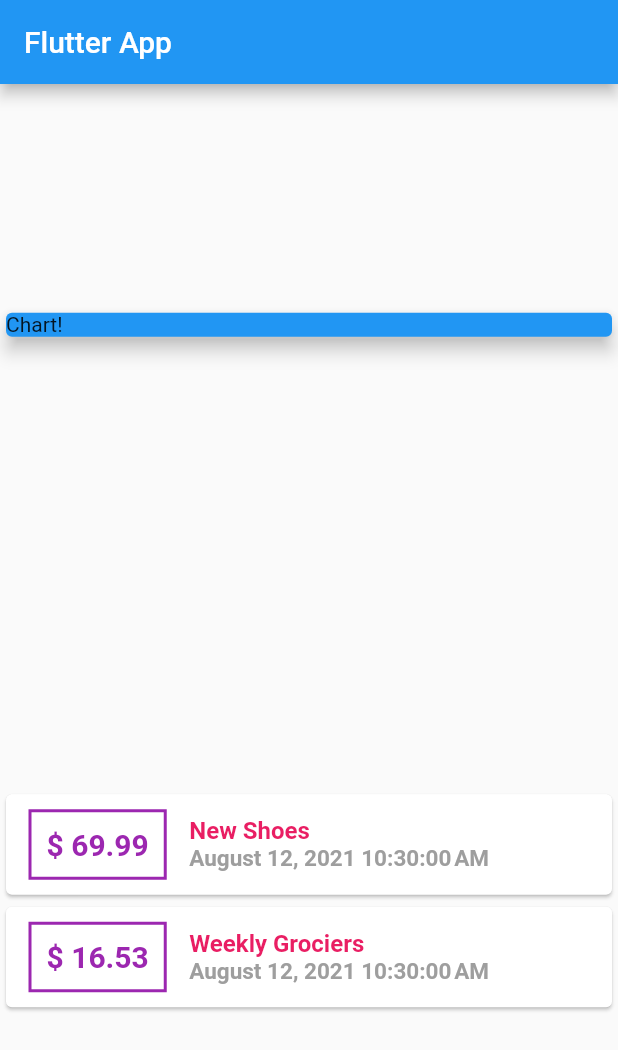
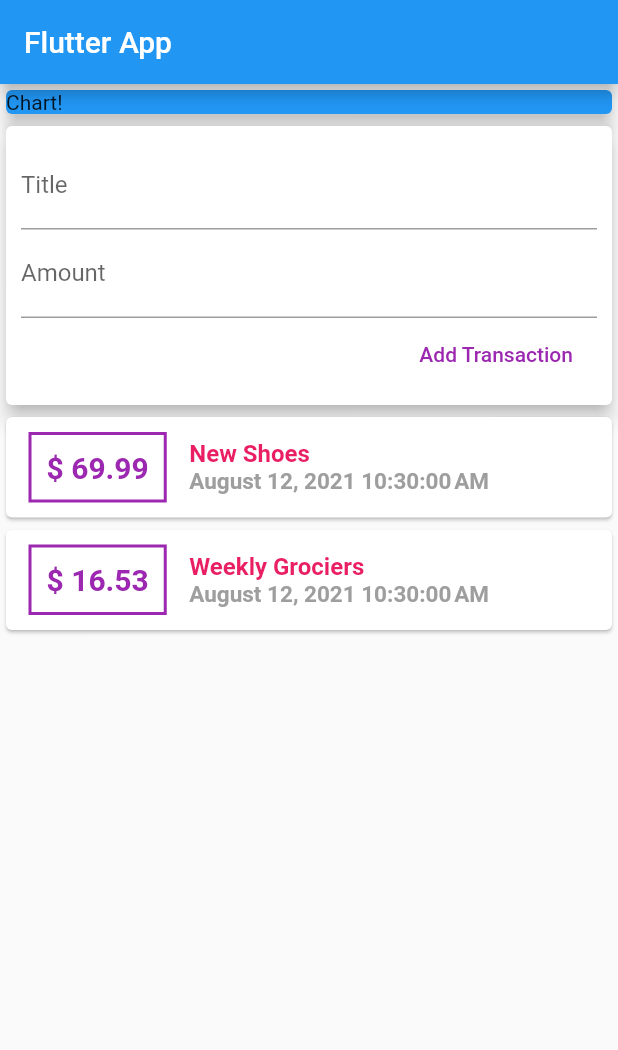
Before and after one commit to myamann/Expenses-App-Flutter, a Flutter app: the screen it shows after launch, on a phone screen of 412 x 824 dp. Shown: the top 1050 px of the screen. Run offline on Flutter 3.47's test engine with Material 2 defaults, Android fonts, the phone set to English and light mode, and no system bars.

```diff
--- a/lib/main.dart
+++ b/lib/main.dart
@@ -1,6 +1,5 @@
 import 'package:flutter/material.dart';
-import 'package:intl/intl.dart';
-import './transaction.dart';
+import './widgets/user_transaction.dart';
 
 void main() => runApp(MyApp());
 
@@ -15,29 +14,20 @@ class MyApp extends StatelessWidget {
 }
 
 class MyHomePage extends StatelessWidget {
-  final List<Transaction> transactions = [
-    Transaction(
-      id: 't1',
-      title: 'New Shoes',
-      amount: 69.99,
-      date: DateTime.now(),
-    ),
-    Transaction(
-      id: 't2',
-      title: 'Weekly Grociers',
-      amount: 16.53,
-      date: DateTime.now(),
-    ),
-  ];
+  // late String titleInput;
+  // late String amountInput;
+  final titleController = TextEditingController();
+  final amountController = TextEditingController();
 
   @override
   Widget build(BuildContext context) {
     return Scaffold(
-        appBar: AppBar(
-          title: Text('Flutter App'),
-        ),
-        body: Column(
-          mainAxisAlignment: MainAxisAlignment.spaceAround,
+      appBar: AppBar(
+        title: Text('Flutter App'),
+      ),
+      body: SingleChildScrollView(
+        child: Column(
+          mainAxisAlignment: MainAxisAlignment.start,
           crossAxisAlignment: CrossAxisAlignment.center,
           children: <Widget>[
             Container(
@@ -48,51 +38,10 @@ class MyHomePage extends StatelessWidget {
                 elevation: 5,
               ),
             ),
-            Column(
-              children: transactions.map((tx) {
-                return Card(
-                  child: Row(
-                    children: <Widget>[
-                      Container(
-                        margin:
-                            EdgeInsets.symmetric(vertical: 10, horizontal: 15),
-                        decoration: BoxDecoration(
-                            border: Border.all(color: Colors.purple, width: 2)),
-                        padding: EdgeInsets.all(10),
-                        child: Text(
-                          '\$ ${tx.amount}',
-                          style: TextStyle(
-                            fontWeight: FontWeight.bold,
-                            fontSize: 20,
-                            color: Colors.purple,
-                          ),
-                        ),
-                      ),
-                      Column(
-                        crossAxisAlignment: CrossAxisAlignment.start,
-                        children: <Widget>[
-                          Text(
-                            tx.title,
-                            style: TextStyle(
-                                fontWeight: FontWeight.bold,
-                                fontSize: 16,
-                                color: Colors.pink),
-                          ),
-                          Text(
-                            DateFormat().format(tx.date),
-                            style: TextStyle(
-                                fontWeight: FontWeight.bold,
-                                fontSize: 15,
-                                color: Colors.grey),
-                          ),
-                        ],
-                      )
-                    ],
-                  ),
-                );
-              }).toList(),
-            )
+            UserTransactions(),
           ],
-        ));
+        ),
+      ),
+    );
   }
 }
--- /dev/null
+++ b/lib/widgets/new_transaction.dart
@@ -0,0 +1,45 @@
+import 'package:flutter/material.dart';
+
+class NewTransaction extends StatelessWidget {
+  final Function addTx;
+
+  NewTransaction(this.addTx);
+
+  final titleController = TextEditingController();
+  final amountController = TextEditingController();
+
+  @override
+  Widget build(BuildContext context) {
+    return Card(
+      elevation: 5,
+      child: Container(
+        padding: EdgeInsets.all(10),
+        child: Column(
+          crossAxisAlignment: CrossAxisAlignment.end,
+          children: <Widget>[
+            TextField(
+              decoration: InputDecoration(labelText: 'Title'),
+              controller: titleController,
+              // onChanged: (value) {
+              //   titleInput = value;
+              // },
+            ),
+            TextField(
+              decoration: InputDecoration(labelText: 'Amount'),
+              controller: amountController,
+              // onChanged: (value) => amountInput = value,
+            ),
+            FlatButton(
+                child: Text('Add Transaction'),
+                textColor: Colors.purple,
+                onPressed: () {
+                  addTx(titleController.text,
+                      double.parse(amountController.text));
+                  print('onpress active');
+                })
+          ],
+        ),
+      ),
+    );
+  }
+}
--- /dev/null
+++ b/lib/widgets/transaction_list.dart
@@ -0,0 +1,61 @@
+import 'package:first_app/models/transaction.dart';
+import 'package:flutter/material.dart';
+import '../models/transaction.dart';
+import 'package:intl/intl.dart';
+
+class TransactionList extends StatelessWidget {
+  final List<Transaction> transactions;
+
+  TransactionList(this.transactions);
+
+  @override
+  Widget build(BuildContext context) {
+    return Container(
+      height: 300,
+      child: ListView.builder(
+        itemBuilder: (ctx, index) {
+          return Card(
+            child: Row(
+              children: <Widget>[
+                Container(
+                  margin: EdgeInsets.symmetric(vertical: 10, horizontal: 15),
+                  decoration: BoxDecoration(
+                      border: Border.all(color: Colors.purple, width: 2)),
+                  padding: EdgeInsets.all(10),
+                  child: Text(
+                    '\$ ${transactions[index].amount}',
+                    style: TextStyle(
+                      fontWeight: FontWeight.bold,
+                      fontSize: 20,
+                      color: Colors.purple,
+                    ),
+                  ),
+                ),
+                Column(
+                  crossAxisAlignment: CrossAxisAlignment.start,
+                  children: <Widget>[
+                    Text(
+                      transactions[index].title,
+                      style: TextStyle(
+                          fontWeight: FontWeight.bold,
+                          fontSize: 16,
+                          color: Colors.pink),
+                    ),
+                    Text(
+                      DateFormat().format(transactions[index].date),
+                      style: TextStyle(
+                          fontWeight: FontWeight.bold,
+                          fontSize: 15,
+                          color: Colors.grey),
+                    ),
+                  ],
+                )
+              ],
+            ),
+          );
+        },
+        itemCount: transactions.length,
+      ),
+    );
+  }
+}
--- /dev/null
+++ b/lib/widgets/user_transaction.dart
@@ -0,0 +1,46 @@
+import 'package:flutter/material.dart';
+import './transaction_list.dart';
+import './new_transaction.dart';
+import '../models/transaction.dart';
+
+class UserTransactions extends StatefulWidget {
+  @override
+  _UserTransactionsState createState() => _UserTransactionsState();
+}
+
+class _UserTransactionsState extends State<UserTransactions> {
+  final List<Transaction> _userTransactions = [
+    Transaction(
+      id: 't1',
+      title: 'New Shoes',
+      amount: 69.99,
+      date: DateTime.now(),
+    ),
+    Transaction(
+      id: 't2',
+      title: 'Weekly Grociers',
+      amount: 16.53,
+      date: DateTime.now(),
+    ),
+  ];
+
+  void _addNewTransaction(String txTitle, double txAmount) {
+    final newTx = Transaction(
+        id: DateTime.now().toString(),
+        title: txTitle,
+        amount: txAmount,
+        date: DateTime.now());
+
+    setState(() {
+      _userTransactions.add(newTx);
+    });
+  }
+
+  @override
+  Widget build(BuildContext context) {
+    return Column(children: <Widget>[
+      NewTransaction(_addNewTransaction),
+      TransactionList(_userTransactions)
+    ]);
+  }
+}
```
Also changed, not shown: lib/models/transaction.dart (renamed from lib/transaction.dart).
